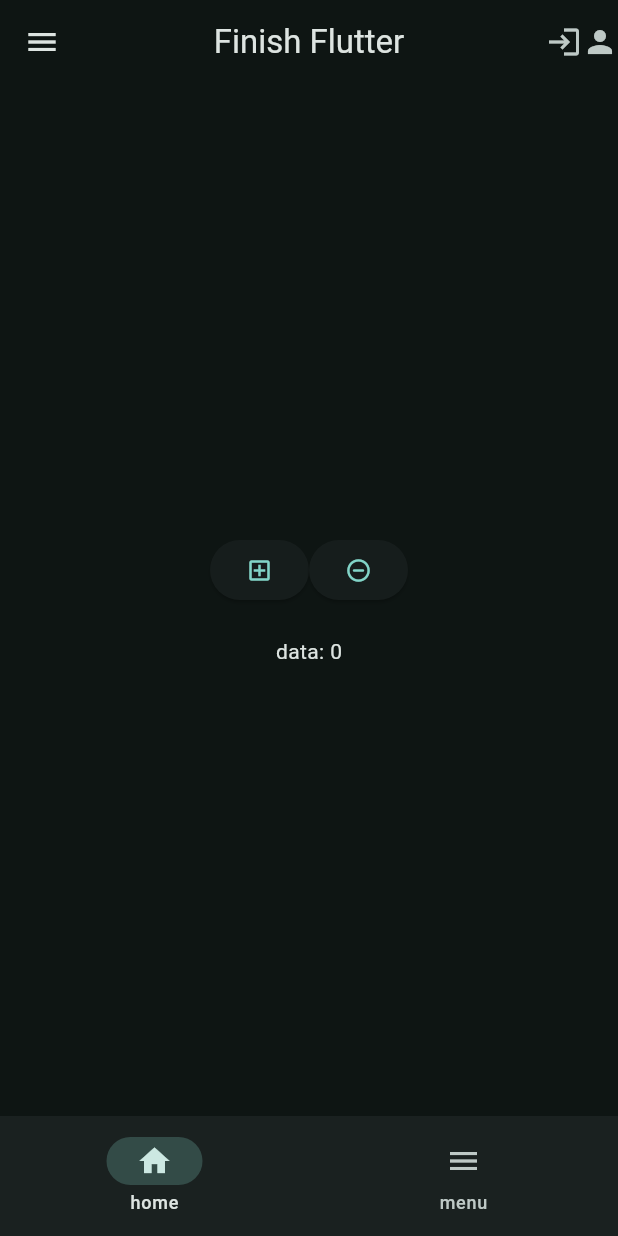
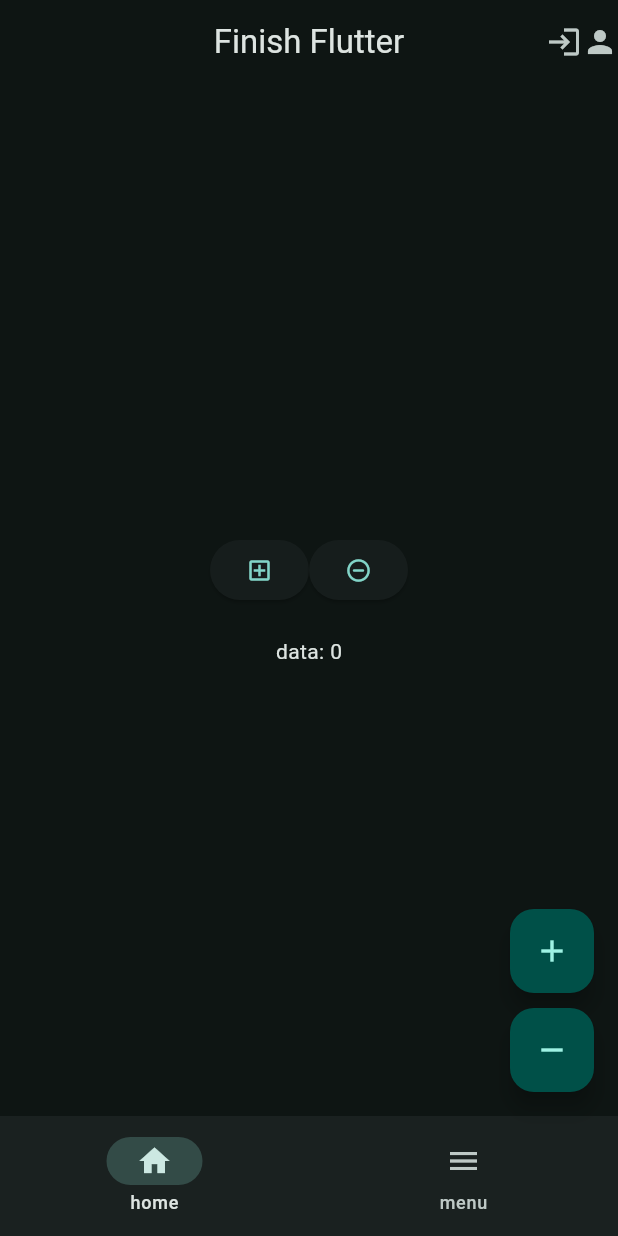
Before and after one commit to MNJTdhr/finish_flutter, a Flutter app: the screen it shows after launch, on a phone screen of 412 x 824 dp. Run offline on Flutter 3.47's test engine with Material 3 defaults, Android fonts, the light colour scheme and no system bars.

Commit message:
added 2 floatingactionbuttons

```diff
--- a/lib/main.dart
+++ b/lib/main.dart
@@ -17,7 +17,7 @@ class MyApp extends StatelessWidget {
       ),
       home: Scaffold(
         appBar: AppBar(
-          leading: Icon(Icons.menu),
+          // leading: Icon(Icons.menu),
           title: Text("Finish Flutter"),
           centerTitle: true,
           actions: [Icon(Icons.login), Icon(Icons.person)],
--- a/lib/screens/screen1.dart
+++ b/lib/screens/screen1.dart
@@ -44,6 +44,31 @@ class _Screen1State extends State<Screen1> {
           ),
         ],
       ),
+      drawer: Drawer(
+        child: Column(
+          children: [
+            DrawerHeader(child: Text("drawer")),
+            ListTile(
+              leading: Icon(Icons.star),
+              title: Text('data'),
+            )
+          ],
+        ),
+      ),
+      floatingActionButton: Column(
+        mainAxisSize: MainAxisSize.min,
+        children: [
+          FloatingActionButton(
+            onPressed: _incrementCounter,
+            child: Icon(Icons.add),
+          ),
+          SizedBox(height: 10),
+          FloatingActionButton(
+            onPressed: _decrementCounter,
+            child: Icon(Icons.remove),
+          ),
+        ],
+      ),
       bottomNavigationBar: NavigationBar(
         destinations: [
           NavigationDestination(icon: Icon(Icons.home), label: 'home'),
```
